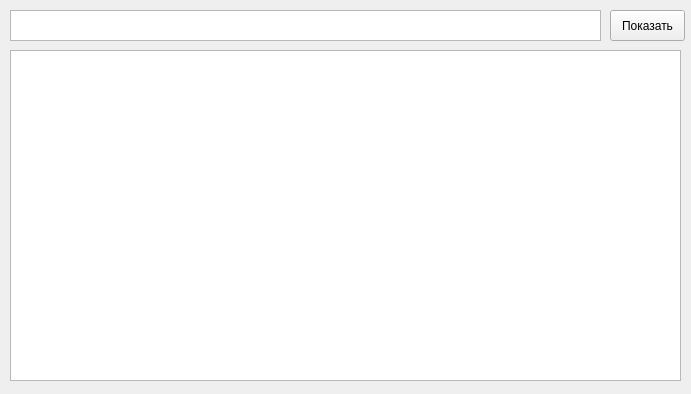
Qt form main.ui (IlmirSharifullin/coffee) before a commit.
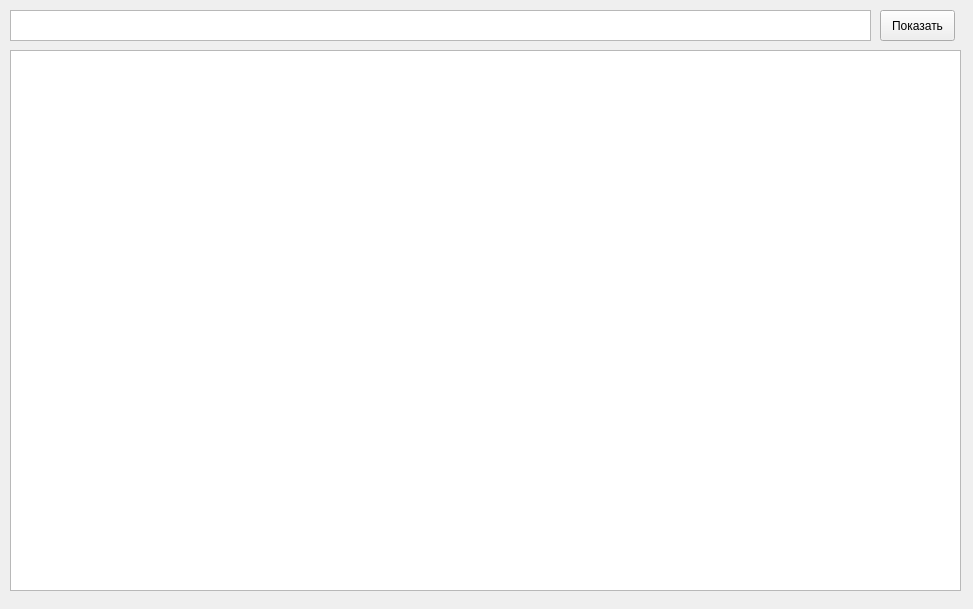
The same form after that commit.

The edit to the form file:
```diff
--- a/main.ui
+++ b/main.ui
@@ -6,8 +6,8 @@
    <rect>
     <x>0</x>
     <y>0</y>
-    <width>691</width>
-    <height>394</height>
+    <width>973</width>
+    <height>609</height>
    </rect>
   </property>
   <property name="windowTitle">
@@ -19,15 +19,15 @@
      <rect>
       <x>10</x>
       <y>50</y>
-      <width>671</width>
-      <height>331</height>
+      <width>951</width>
+      <height>541</height>
      </rect>
     </property>
    </widget>
    <widget class="QPushButton" name="pushButton">
     <property name="geometry">
      <rect>
-      <x>610</x>
+      <x>880</x>
       <y>10</y>
       <width>75</width>
       <height>31</height>
@@ -42,7 +42,7 @@
      <rect>
       <x>10</x>
       <y>10</y>
-      <width>591</width>
+      <width>861</width>
       <height>31</height>
      </rect>
     </property>
```
